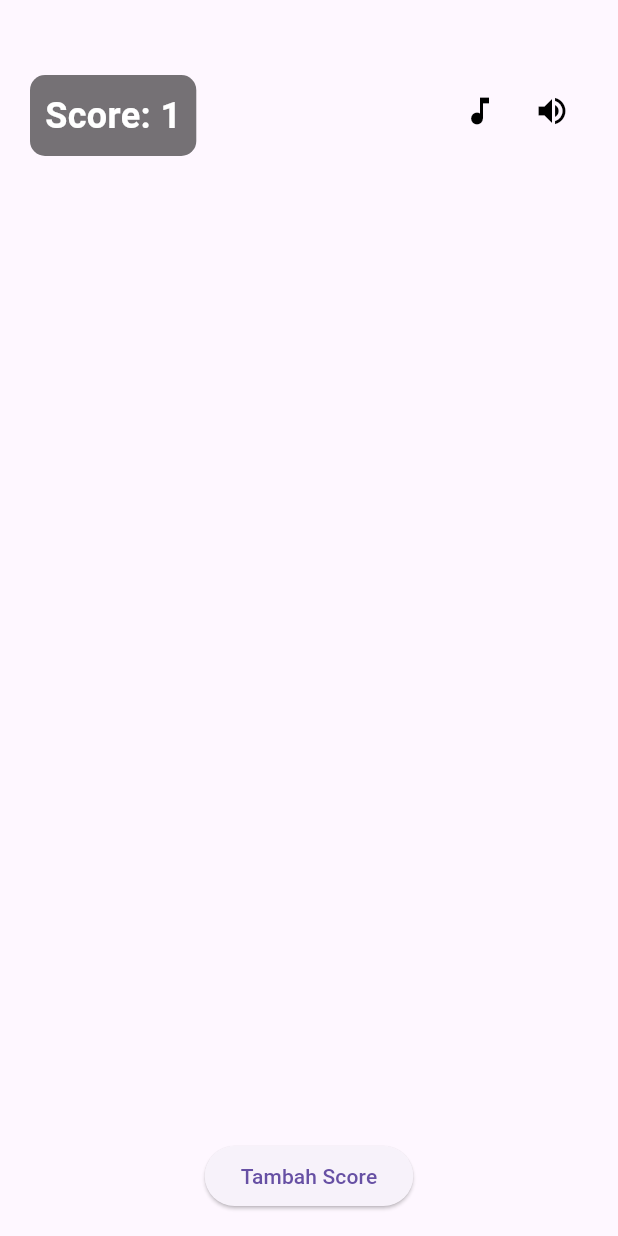
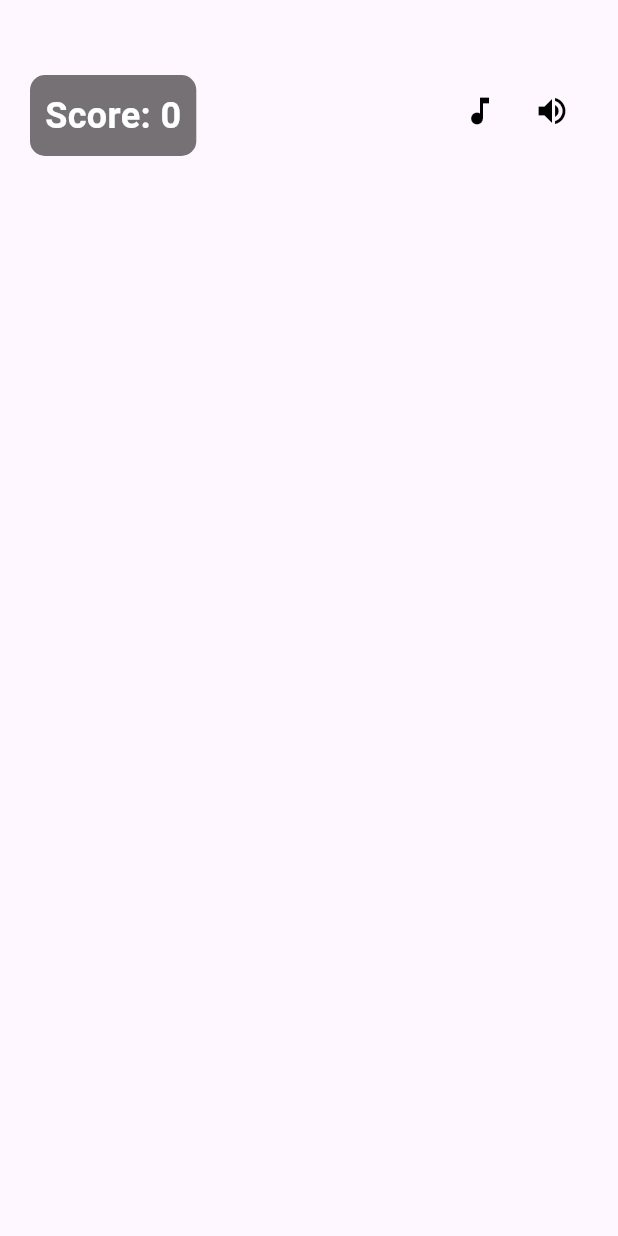
Before and after one commit to Mansyahariii/fruit_catcher, a Flutter app: the screen it shows after launch, on a phone screen of 412 x 824 dp. Run offline on Flutter 3.47's test engine with Material 3 defaults, Android fonts, the phone set to English and light mode, and no system bars.

Commit message:
menghapus expanded dan column dan elevated button

```diff
--- a/lib/main.dart
+++ b/lib/main.dart
@@ -21,7 +21,7 @@ class GameScreen extends StatefulWidget {
 }
 
 class _GameScreenState extends State<GameScreen> {
-  final ValueNotifier<int> counter = ValueNotifier(1);
+  final ValueNotifier<int> counter = ValueNotifier(0);
 
   @override
   void initState() {
@@ -31,10 +31,7 @@ class _GameScreenState extends State<GameScreen> {
   @override
   Widget build(BuildContext context) {
     return Scaffold(
-      body: Column(
-        children: [
-          Expanded(
-            child: Stack(
+      body: Stack(
         children: [
           Positioned(
             top: 50,
@@ -80,18 +77,6 @@ class _GameScreenState extends State<GameScreen> {
           ),
         ],
       ),
-          ),
-          Padding(
-            padding: const EdgeInsets.all(16),
-            child: ElevatedButton(
-              onPressed: () {
-                counter.value++;
-              },
-              child: const Text("Tambah Score"),
-            ),
-          ),
-        ],
-      ),
     );
   }
 }
```
Lines whose indentation alone changed are shown as unchanged.
